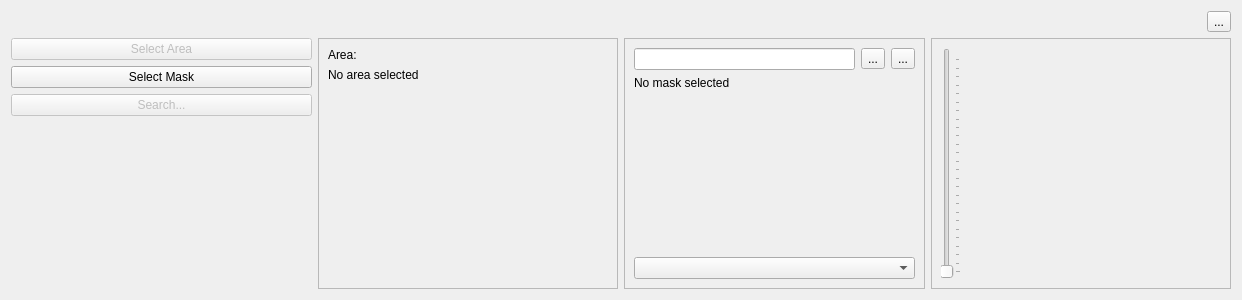
Qt form src/IMapSearchWidget.ui (ntruchsess/QLandkarteGT) before a commit.
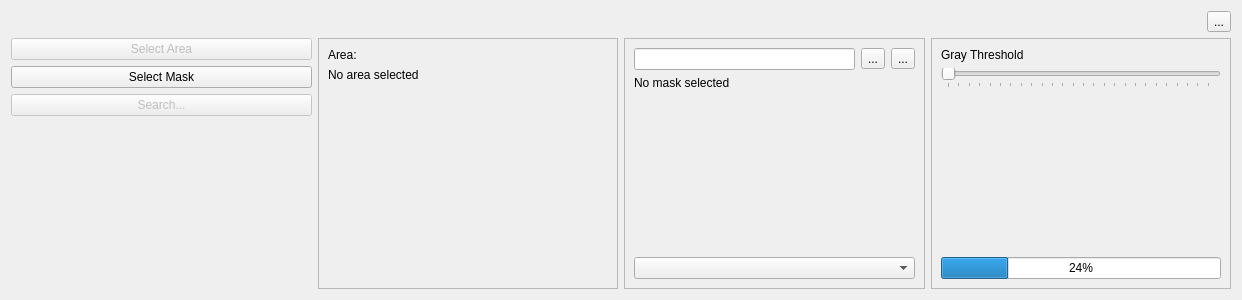
The same form after that commit.

The edit to the form file:
```diff
--- a/src/IMapSearchWidget.ui
+++ b/src/IMapSearchWidget.ui
@@ -186,19 +186,58 @@
         <enum>QFrame::Raised</enum>
        </property>
        <layout class="QVBoxLayout" name="verticalLayout_3" >
+        <item>
+         <widget class="QLabel" name="label_2" >
+          <property name="text" >
+           <string>Gray Threshold</string>
+          </property>
+         </widget>
+        </item>
         <item>
          <widget class="QSlider" name="sliderThreshold" >
+          <property name="sizePolicy" >
+           <sizepolicy vsizetype="Fixed" hsizetype="Minimum" >
+            <horstretch>0</horstretch>
+            <verstretch>0</verstretch>
+           </sizepolicy>
+          </property>
           <property name="maximum" >
            <number>255</number>
           </property>
           <property name="orientation" >
-           <enum>Qt::Vertical</enum>
+           <enum>Qt::Horizontal</enum>
           </property>
           <property name="tickPosition" >
            <enum>QSlider::TicksBelow</enum>
           </property>
          </widget>
         </item>
+        <item>
+         <spacer name="verticalSpacer" >
+          <property name="orientation" >
+           <enum>Qt::Vertical</enum>
+          </property>
+          <property name="sizeHint" stdset="0" >
+           <size>
+            <width>20</width>
+            <height>40</height>
+           </size>
+          </property>
+         </spacer>
+        </item>
+        <item>
+         <widget class="QProgressBar" name="progressBar" >
+          <property name="sizePolicy" >
+           <sizepolicy vsizetype="Fixed" hsizetype="Minimum" >
+            <horstretch>0</horstretch>
+            <verstretch>0</verstretch>
+           </sizepolicy>
+          </property>
+          <property name="value" >
+           <number>24</number>
+          </property>
+         </widget>
+        </item>
        </layout>
       </widget>
      </item>
```
Left out of the diff: 3 changed lines with no effect on the pictures.
